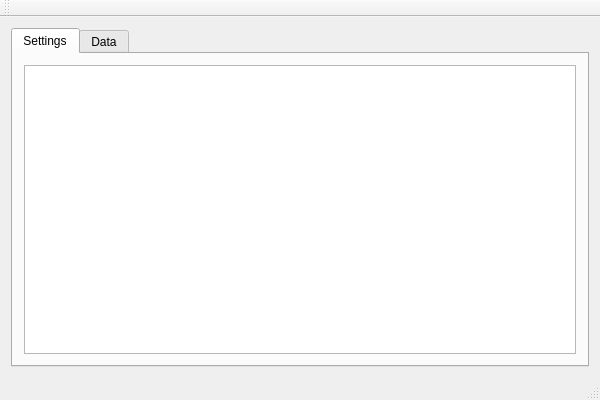
This is mainwindow.ui in husi/t3 as Qt 5 draws it before an edit. The edited form follows.
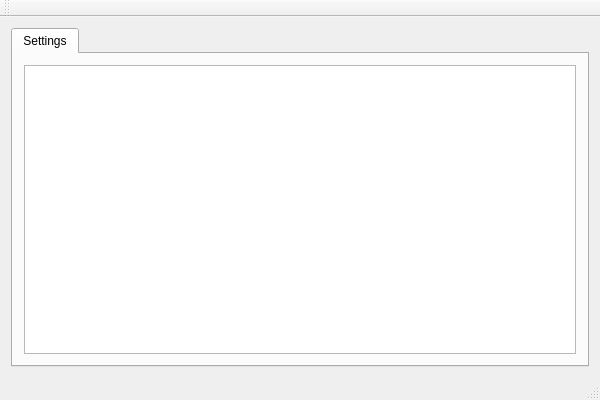
This is the edited form.

Commit message:
Proof of concept data view tab
- a toolbox connected with stacked widget
- prepared a base class for dataview classes so they can be created as plugins
- a proof of concept sql view with a simple querry
- the layout for the toolbox and the stacked widget is not working as I expecting.
- the sqlview is created just for test (that is why it is in an strange place)

Patch:
```diff
--- a/mainwindow.ui
+++ b/mainwindow.ui
@@ -30,11 +30,6 @@
         </item>
        </layout>
       </widget>
-      <widget class="QWidget" name="Data">
-       <attribute name="title">
-        <string>Data</string>
-       </attribute>
-      </widget>
      </widget>
     </item>
    </layout>
```
Left out of the diff: 2 changed lines with no effect on the pictures. The commit also changes 8 other files.
